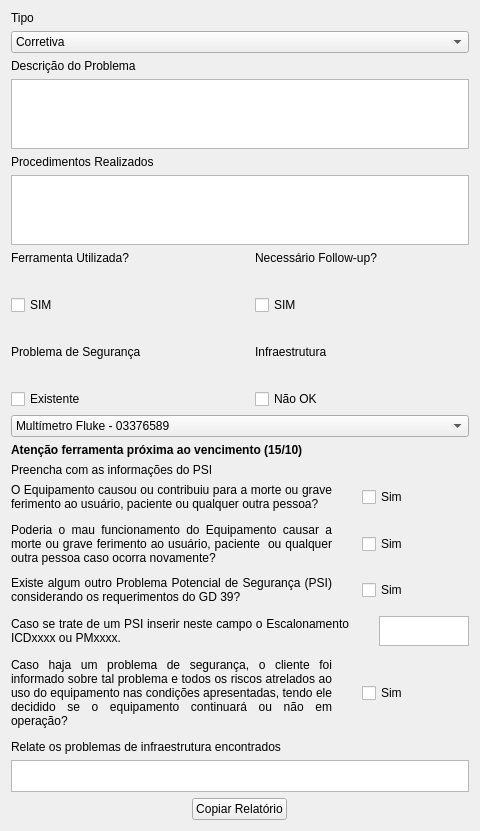
Before: the Qt Designer form evo.ui in ielson/siemens-automacao-evo, drawn with Qt 5.
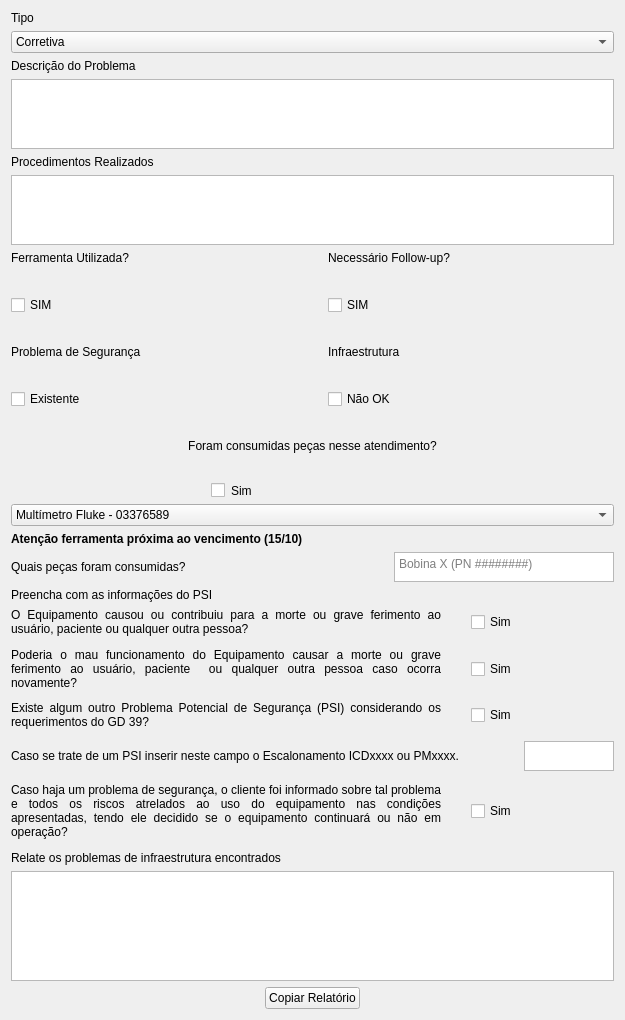
After: the same form once the commit is applied.

Commit message: Adicionando Dialog de ferramentas

```diff
--- a/evo.ui
+++ b/evo.ui
@@ -6,8 +6,8 @@
    <rect>
     <x>0</x>
     <y>0</y>
-    <width>480</width>
-    <height>826</height>
+    <width>625</width>
+    <height>1020</height>
    </rect>
   </property>
   <property name="windowTitle">
@@ -188,12 +188,39 @@
        </item>
       </layout>
      </item>
+     <item row="2" column="0" colspan="2">
+      <layout class="QVBoxLayout" name="verticalLayout_11">
+       <item>
+        <widget class="QLabel" name="label_8">
+         <property name="text">
+          <string>Foram consumidas peças nesse atendimento?</string>
+         </property>
+         <property name="alignment">
+          <set>Qt::AlignCenter</set>
+         </property>
+        </widget>
+       </item>
+       <item>
+        <widget class="QCheckBox" name="pecasCB">
+         <property name="styleSheet">
+          <string notr="true">margin-left:200%;</string>
+         </property>
+         <property name="text">
+          <string>Sim</string>
+         </property>
+        </widget>
+       </item>
+      </layout>
+     </item>
     </layout>
    </item>
    <item>
     <layout class="QVBoxLayout" name="verticalLayout_10">
      <item>
       <widget class="QComboBox" name="escolherFerramenta">
+       <property name="editable">
+        <bool>false</bool>
+       </property>
        <item>
         <property name="text">
          <string>Multímetro Fluke - 03376589</string>
@@ -216,6 +243,39 @@
      </item>
      <item>
       <layout class="QVBoxLayout" name="preencherPSI">
+       <item>
+        <layout class="QHBoxLayout" name="horizontalLayout_7">
+         <item>
+          <widget class="QLabel" name="pecasLA">
+           <property name="text">
+            <string>Quais peças foram consumidas?</string>
+           </property>
+          </widget>
+         </item>
+         <item>
+          <widget class="QPlainTextEdit" name="pecasTE">
+           <property name="sizePolicy">
+            <sizepolicy hsizetype="Maximum" vsizetype="Maximum">
+             <horstretch>0</horstretch>
+             <verstretch>0</verstretch>
+            </sizepolicy>
+           </property>
+           <property name="maximumSize">
+            <size>
+             <width>220</width>
+             <height>30</height>
+            </size>
+           </property>
+           <property name="verticalScrollBarPolicy">
+            <enum>Qt::ScrollBarAlwaysOff</enum>
+           </property>
+           <property name="placeholderText">
+            <string>Bobina X (PN ########)</string>
+           </property>
+          </widget>
+         </item>
+        </layout>
+       </item>
        <item>
         <widget class="QLabel" name="preencherPSILA">
          <property name="text">
```
Left out of the diff: 5 changed lines with no effect on the pictures. The commit also changes 5 other files.
